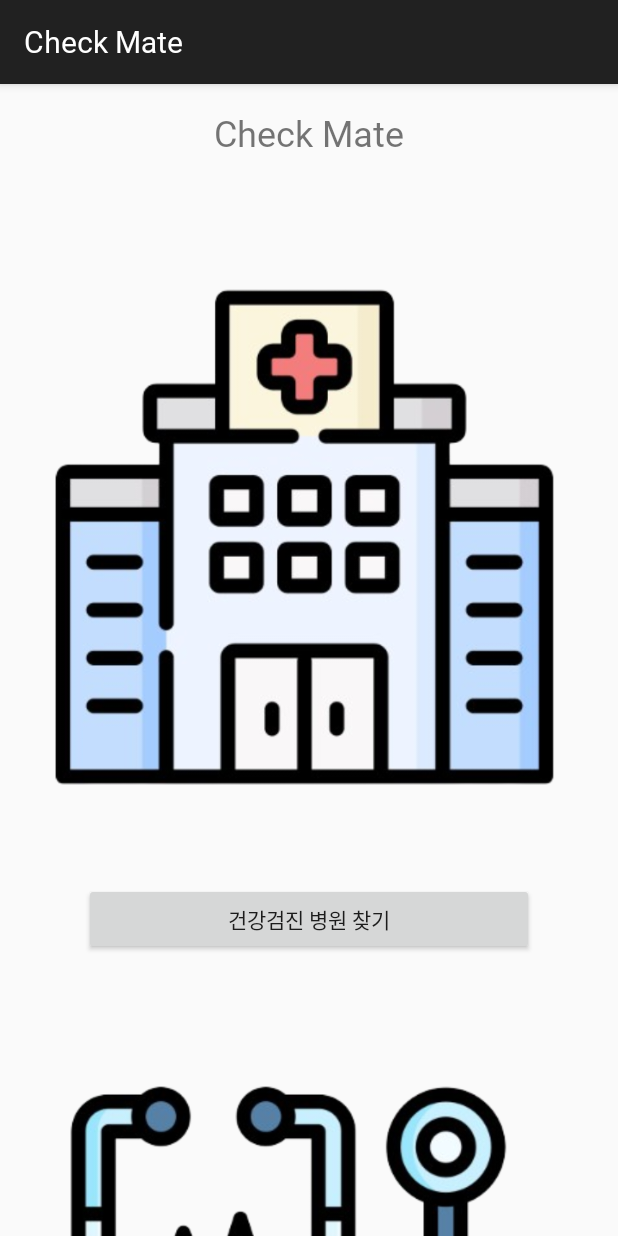
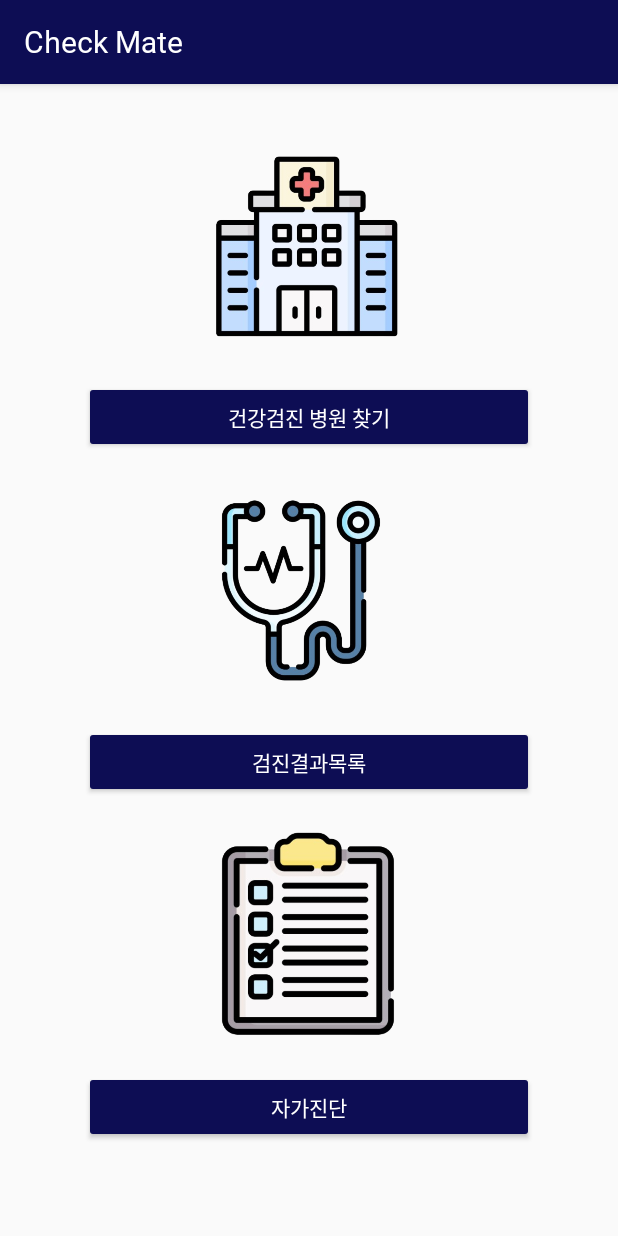
Before and after one commit to ildangazo-health/please2, an Android app: the MainActivity screen opened directly, with no data from a screen before it, on a phone screen of 412 x 824 dp. Run offline under Robolectric (Android 15) with nearby library versions, the phone set to English and light mode, and no system bars.

Commit message:
색깔입혓듬여~

```diff
--- a/app/src/main/res/layout/checklist.xml
+++ b/app/src/main/res/layout/checklist.xml
@@ -111,7 +111,8 @@
                 android:layout_gravity="center_horizontal"
                 android:layout_marginTop="20dp"
                 android:layout_marginBottom="4dp"
-                android:text="테스트 결과 보기" />
+                android:text="테스트 결과 보기"
+                style="@style/CustomButton"/>
         </LinearLayout>
     </ScrollView>
 </androidx.constraintlayout.widget.ConstraintLayout>
--- a/app/src/main/res/layout/home.xml
+++ b/app/src/main/res/layout/home.xml
@@ -27,6 +27,7 @@
         android:layout_height="wrap_content"
         android:layout_marginBottom="16dp"
         android:text="로그인"
+        style="@style/CustomButton"
         app:layout_constraintBottom_toTopOf="@+id/button_join"
         app:layout_constraintEnd_toEndOf="parent"
         app:layout_constraintStart_toStartOf="parent"
@@ -38,6 +39,7 @@
         android:layout_height="wrap_content"
         android:layout_marginBottom="140dp"
         android:text="회원가입"
+        style="@style/CustomButton"
         app:layout_constraintBottom_toBottomOf="parent"
         app:layout_constraintEnd_toEndOf="parent"
         app:layout_constraintStart_toStartOf="parent"
--- a/app/src/main/res/layout/join.xml
+++ b/app/src/main/res/layout/join.xml
@@ -49,6 +49,7 @@
         android:layout_height="wrap_content"
         android:layout_marginTop="44dp"
         android:text="회원가입"
+        style="@style/CustomButton"
         app:layout_constraintEnd_toEndOf="parent"
         app:layout_constraintStart_toStartOf="parent"
         app:layout_constraintTop_toBottomOf="@+id/editText_email"
--- a/app/src/main/res/layout/login.xml
+++ b/app/src/main/res/layout/login.xml
@@ -38,6 +38,7 @@
         android:layout_height="wrap_content"
         android:layout_marginTop="48dp"
         android:text="로그인"
+        style="@style/CustomButton"
         app:layout_constraintEnd_toEndOf="parent"
         app:layout_constraintHorizontal_bias="0.501"
         app:layout_constraintStart_toStartOf="parent"
--- a/app/src/main/res/layout/main.xml
+++ b/app/src/main/res/layout/main.xml
@@ -6,77 +6,67 @@
     android:layout_height="match_parent"
     tools:context=".MainActivity">
 
-    <TextView
-        android:id="@+id/AppName"
-        android:layout_width="wrap_content"
+    <ScrollView
+        android:layout_width="match_parent"
+        android:layout_height="match_parent">
+
+        <LinearLayout
+            android:layout_width="match_parent"
             android:layout_height="wrap_content"
-        android:text="Check Mate"
-        android:textSize="24sp"
-        android:layout_marginTop="16dp"
-        app:layout_constraintStart_toStartOf="parent"
-        app:layout_constraintEnd_toEndOf="parent"
-        app:layout_constraintTop_toTopOf="parent"
-        app:layout_constraintBottom_toTopOf="@+id/imageView_hospital"
-        app:layout_constraintVertical_chainStyle="packed"/>
+            android:orientation="vertical"
+            android:padding="16dp">
+
 
             <ImageView
                 android:id="@+id/imageView_hospital"
-        android:layout_width="wrap_content"
-        android:layout_height="wrap_content"
-        android:layout_marginTop="32dp"
+                android:layout_width="150dp"
+                android:layout_height="150dp"
+                android:layout_marginTop="16dp"
                 android:src="@drawable/hospital"
-        app:layout_constraintTop_toBottomOf="@+id/AppName"
-        app:layout_constraintStart_toStartOf="parent"
-        app:layout_constraintEnd_toEndOf="parent"/>
+                android:layout_gravity="center"/>
 
             <Button
                 android:id="@+id/button_map"
                 android:layout_width="300dp"
                 android:layout_height="wrap_content"
                 android:text="건강검진 병원 찾기"
+                style="@style/CustomButton"
                 android:layout_marginTop="16dp"
-        app:layout_constraintTop_toBottomOf="@+id/imageView_hospital"
-        app:layout_constraintStart_toStartOf="parent"
-        app:layout_constraintEnd_toEndOf="parent"/>
+                android:layout_gravity="center"/>
 
             <ImageView
                 android:id="@+id/imageView_checkup"
-        android:layout_width="wrap_content"
-        android:layout_height="wrap_content"
-        android:layout_marginTop="32dp"
+                android:layout_width="150dp"
+                android:layout_height="150dp"
+                android:layout_marginTop="16dp"
                 android:src="@drawable/checkup"
-        app:layout_constraintTop_toBottomOf="@+id/button_map"
-        app:layout_constraintStart_toStartOf="parent"
-        app:layout_constraintEnd_toEndOf="parent"/>
+                android:layout_gravity="center"/>
 
             <Button
                 android:id="@+id/button_checkup_list"
                 android:layout_width="300dp"
                 android:layout_height="wrap_content"
                 android:text="검진결과목록"
+                style="@style/CustomButton"
                 android:layout_marginTop="16dp"
-        app:layout_constraintTop_toBottomOf="@+id/imageView_checkup"
-        app:layout_constraintStart_toStartOf="parent"
-        app:layout_constraintEnd_toEndOf="parent"/>
+                android:layout_gravity="center"/>
 
             <ImageView
                 android:id="@+id/imageView_checklist"
-        android:layout_width="wrap_content"
-        android:layout_height="wrap_content"
-        android:layout_marginTop="32dp"
+                android:layout_width="150dp"
+                android:layout_height="150dp"
+                android:layout_marginTop="16dp"
                 android:src="@drawable/checklist"
-        app:layout_constraintTop_toBottomOf="@+id/button_checkup_list"
-        app:layout_constraintStart_toStartOf="parent"
-        app:layout_constraintEnd_toEndOf="parent"/>
+                android:layout_gravity="center"/>
 
             <Button
                 android:id="@+id/button_check"
                 android:layout_width="300dp"
                 android:layout_height="wrap_content"
                 android:text="자가진단"
+                style="@style/CustomButton"
                 android:layout_marginTop="16dp"
-        app:layout_constraintTop_toBottomOf="@+id/imageView_checklist"
-        app:layout_constraintStart_toStartOf="parent"
-        app:layout_constraintEnd_toEndOf="parent"/>
-
+                android:layout_gravity="center"/>
+        </LinearLayout>
+    </ScrollView>
 </androidx.constraintlayout.widget.ConstraintLayout>
--- a/app/src/main/res/values/styles.xml
+++ b/app/src/main/res/values/styles.xml
@@ -5,11 +5,25 @@
         <!-- Customize your theme here -->
         <item name="android:fontFamily">@font/cafe24surround</item>
         <item name="fontFamily">@font/cafe24surround</item>
+        <item name="colorPrimary">@color/primaryColor</item>
+        <item name="colorPrimaryDark">@color/primaryColor</item>
+        <item name="colorAccent">@color/primaryColor</item>
+        <item name="android:buttonStyle">@style/CustomButton</item>
+        <item name="android:textViewStyle">@style/CustomTextView</item>
+    </style>
 
-    </style>
     <style name="Theme.SplashScreen" parent="Theme.AppCompat.Light.NoActionBar">
         <item name="android:windowBackground">@color/white</item>
         <item name="android:windowNoTitle">true</item>
         <item name="android:windowFullscreen">true</item>
     </style>
+
+    <style name="CustomButton" parent="Widget.AppCompat.Button">
+        <item name="android:backgroundTint">@color/primaryColor</item>
+        <item name="android:textColor">@color/white</item>
+    </style>
+
+    <style name="CustomTextView" parent="android:Widget.TextView">
+        <item name="android:textColor">@color/primaryColor</item>
+    </style>
 </resources>
```
Also changed, not shown: app/src/main/res/values-night/themes.xml (deleted, +0 -16 lines), app/src/main/res/values/colors.xml (+7 -9 lines), app/src/main/res/values/themes.xml (+11 -13 lines). Lines whose indentation alone changed are shown as unchanged.
